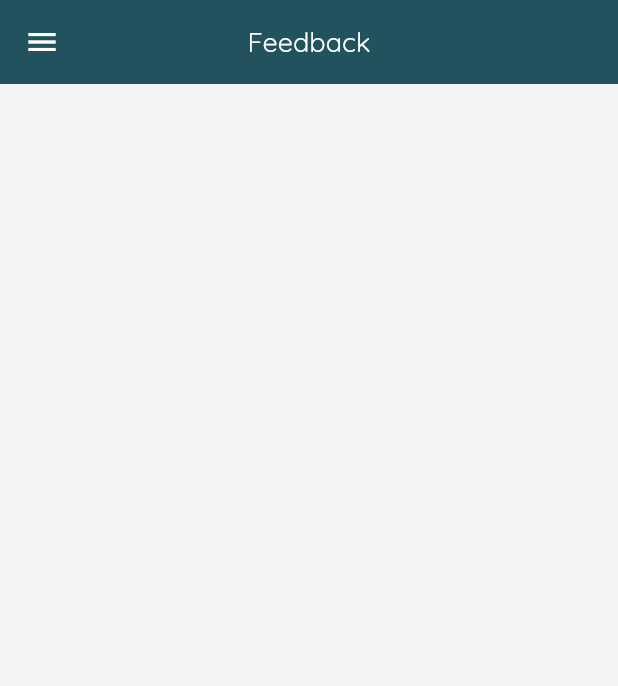
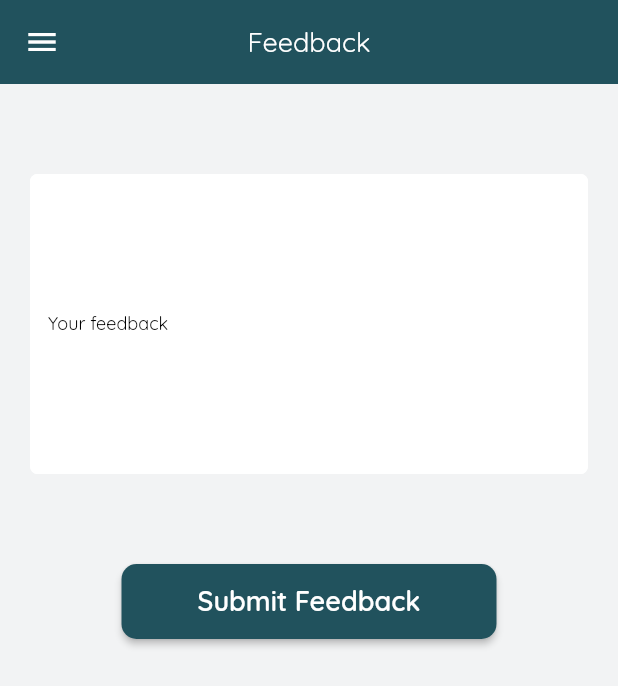
Before and after one commit to lansoyyy/Studcon_Mobile, a Flutter app: the FeedbackPage screen opened directly, on a phone screen of 412 x 824 dp. Shown: the top 686 px of the screen. Run offline on Flutter 3.47's test engine with Material 2 defaults, Android fonts, the phone set to English and light mode, and no system bars.

Commit message:
added feedback page

```diff
--- a/lib/screens/feedback_page.dart
+++ b/lib/screens/feedback_page.dart
@@ -1,10 +1,13 @@
 import 'package:consultation_system_mobile/utils/colors.dart';
 import 'package:consultation_system_mobile/widgets/appbar_widget.dart';
+import 'package:consultation_system_mobile/widgets/button_widget.dart';
 import 'package:consultation_system_mobile/widgets/drawer_widget.dart';
 import 'package:flutter/material.dart';
 
 class FeedbackPage extends StatelessWidget {
-  const FeedbackPage({Key? key}) : super(key: key);
+  FeedbackPage({Key? key}) : super(key: key);
+
+  final feedbackController = TextEditingController();
 
   @override
   Widget build(BuildContext context) {
@@ -12,6 +15,50 @@ class FeedbackPage extends StatelessWidget {
       backgroundColor: greyAccent,
       appBar: AppbarWidget('Feedback'),
       drawer: const DrawerWidget(),
+      body: Center(
+        child: Column(
+          children: [
+            const SizedBox(
+              height: 50,
+            ),
+            Padding(
+              padding: const EdgeInsets.fromLTRB(20, 10, 20, 10),
+              child: TextFormField(
+                maxLines: 8,
+                controller: feedbackController,
+                style: const TextStyle(
+                    color: Colors.black, fontFamily: 'QRegular'),
+                decoration: InputDecoration(
+                  fillColor: Colors.white,
+                  filled: true,
+                  enabledBorder: OutlineInputBorder(
+                    borderSide: const BorderSide(width: 1, color: Colors.white),
+                    borderRadius: BorderRadius.circular(5),
+                  ),
+                  focusedBorder: OutlineInputBorder(
+                    borderSide: const BorderSide(width: 1, color: primary),
+                    borderRadius: BorderRadius.circular(5),
+                  ),
+                  labelText: 'Your feedback',
+                  labelStyle: const TextStyle(
+                    fontFamily: 'QRegular',
+                    color: Colors.black,
+                    fontSize: 12.0,
+                  ),
+                ),
+              ),
+            ),
+            const SizedBox(
+              height: 50,
+            ),
+            ButtonWidget(
+                onPressed: () {
+                  feedbackController.clear();
+                },
+                text: 'Submit Feedback'),
+          ],
+        ),
+      ),
     );
   }
 }
--- a/lib/widgets/button_widget.dart
+++ b/lib/widgets/button_widget.dart
@@ -1,3 +1,4 @@
+import 'package:consultation_system_mobile/utils/colors.dart';
 import 'package:consultation_system_mobile/widgets/text_widget.dart';
 import 'package:flutter/material.dart';
 
@@ -19,7 +20,7 @@ class ButtonWidget extends StatelessWidget {
         borderRadius: BorderRadius.circular(10),
       ),
       minWidth: 250,
-      color: Colors.black,
+      color: primary,
       onPressed: onPressed,
       child: TextBold(text: text, fontSize: 18, color: Colors.white),
     );
--- a/lib/widgets/drawer_widget.dart
+++ b/lib/widgets/drawer_widget.dart
@@ -1,3 +1,4 @@
+import 'package:consultation_system_mobile/screens/feedback_page.dart';
 import 'package:consultation_system_mobile/screens/history_page.dart';
 import 'package:consultation_system_mobile/screens/home_screen.dart';
 import 'package:consultation_system_mobile/utils/colors.dart';
@@ -60,8 +61,8 @@ class _MyDrawerState extends State<DrawerWidget> {
                 color: Colors.grey,
               ),
               onTap: () {
-                Navigator.of(context).pushReplacement(MaterialPageRoute(
-                    builder: (context) => const HomeScreen()));
+                Navigator.of(context).pushReplacement(
+                    MaterialPageRoute(builder: (context) => FeedbackPage()));
               },
             ),
             ListTile(
```
